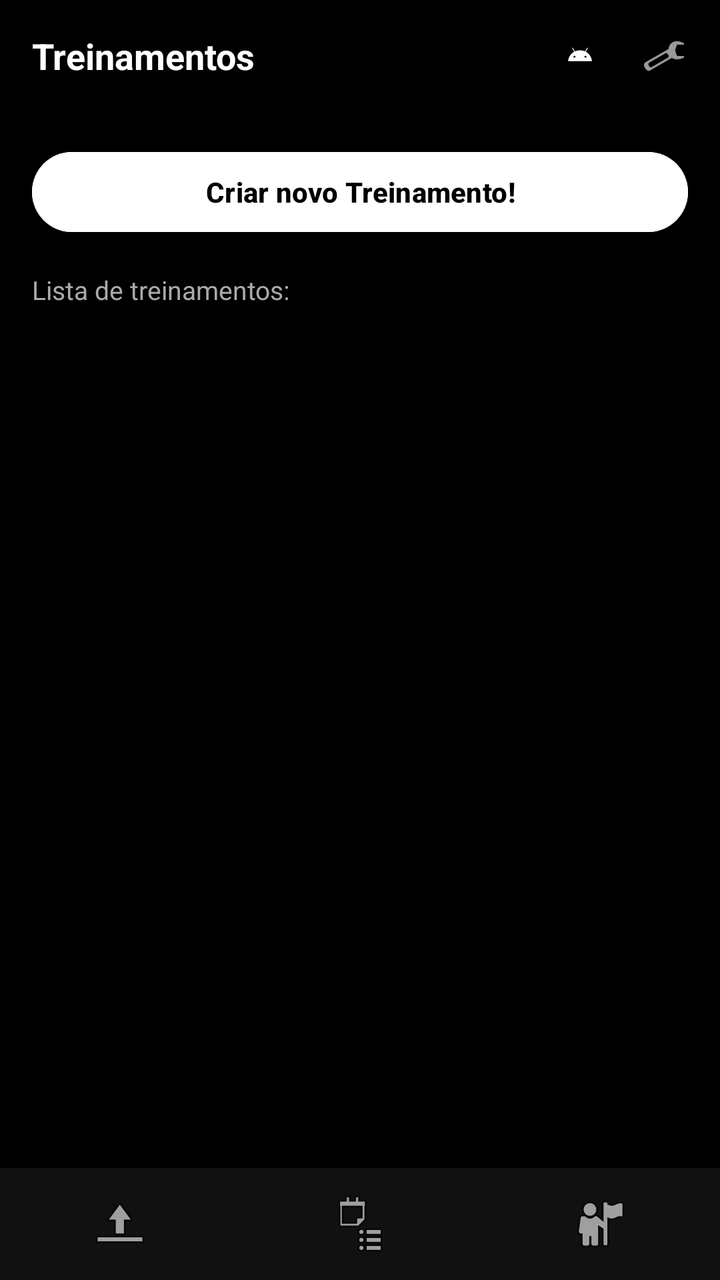
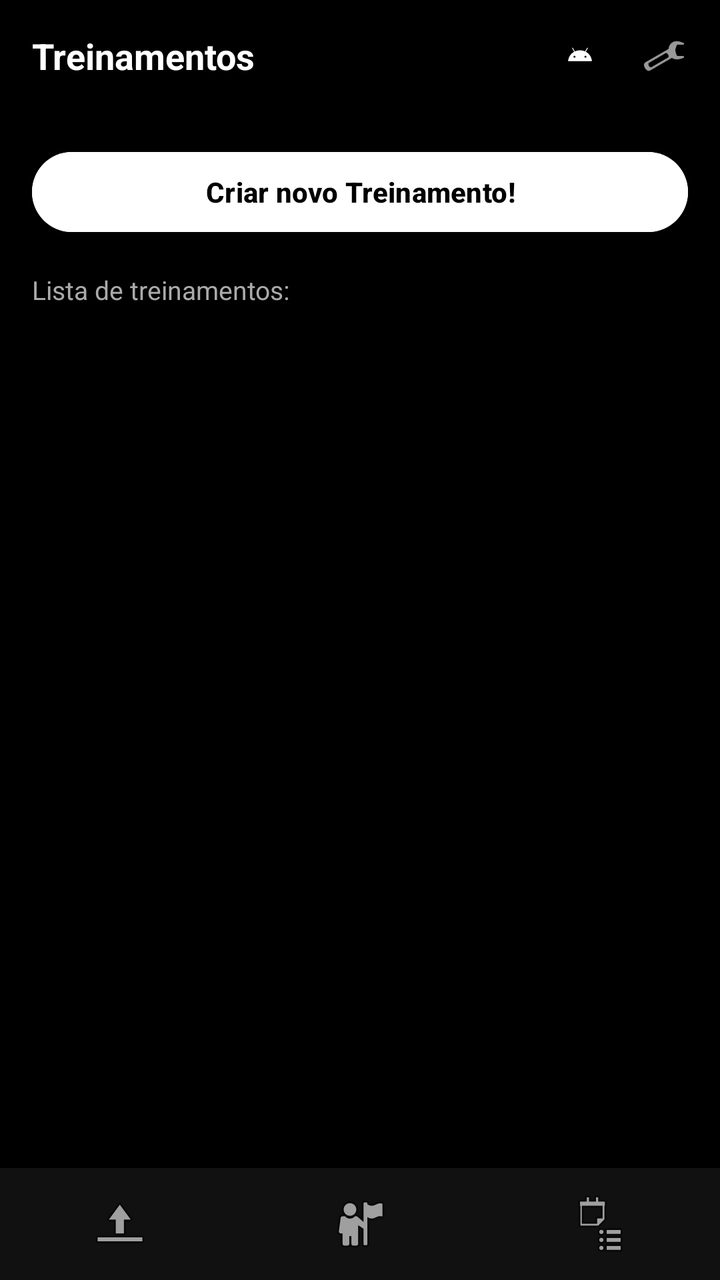

Screens rendered from an Android XML layout before and after an edit, with the pre-edit source and the edit as a unified diff.
<!-- AndroidManifest.xml: application theme Theme.GymPlanner -->
<!-- res/layout/activity_split_list.xml -->
<?xml version="1.0" encoding="utf-8"?>
<LinearLayout xmlns:android="http://schemas.android.com/apk/res/android"
    android:layout_width="match_parent"
    android:layout_height="match_parent"
    android:orientation="vertical"
    android:background="#000000">

    
    <LinearLayout
        android:layout_width="match_parent"
        android:layout_height="56dp"
        android:orientation="horizontal"
        android:gravity="center_vertical"
        android:paddingStart="16dp"
        android:paddingEnd="16dp"
        android:background="#000000">

        <TextView
            android:layout_width="0dp"
            android:layout_height="wrap_content"
            android:layout_weight="1"
            android:text="Treinamentos"
            android:textColor="#FFFFFF"
            android:textSize="18sp"
            android:textStyle="bold" />

        <ImageView
            android:layout_width="28dp"
            android:layout_height="28dp"
            android:src="@drawable/ic_launcher_foreground"
            android:contentDescription="Logo"
            android:layout_marginEnd="16dp" />

        <ImageView
            android:id="@+id/btnConfiguracoes"
            android:layout_width="24dp"
            android:layout_height="24dp"
            android:src="@android:drawable/ic_menu_manage"
            android:contentDescription="Configurações" />

    </LinearLayout>

    
    <Button
        android:id="@+id/btnCriarNovoSplit"
        android:layout_width="match_parent"
        android:layout_height="48dp"
        android:text="Criar novo Treinamento!"
        android:textColor="#000000"
        android:backgroundTint="#FFFFFF"
        android:textStyle="bold"
        android:layout_margin="16dp" />

    
    <TextView
        android:layout_width="wrap_content"
        android:layout_height="wrap_content"
        android:text="Lista de treinamentos:"
        android:textColor="#AAAAAA"
        android:textSize="13sp"
        android:paddingStart="16dp"
        android:paddingBottom="8dp" />

    
    <ListView
        android:id="@+id/lvSplitList"
        android:layout_width="match_parent"
        android:layout_height="0dp"
        android:layout_weight="1"
        android:padding="16dp"
        android:clipToPadding="false"
        android:divider="@null"
        android:dividerHeight="0dp" />

    
    <LinearLayout
        android:layout_width="match_parent"
        android:layout_height="56dp"
        android:orientation="horizontal"
        android:background="#111111"
        android:gravity="center">

        <ImageButton
            android:id="@+id/btnNavTreino"
            android:layout_width="0dp"
            android:layout_height="match_parent"
            android:layout_weight="1"
            android:src="@android:drawable/ic_menu_upload"
            android:background="@null"
            android:contentDescription="Iniciar Treino" />

        <ImageButton
            android:id="@+id/btnNavHistory"
            android:layout_width="0dp"
            android:layout_height="match_parent"
            android:layout_weight="1"
            android:src="@android:drawable/ic_menu_agenda"
            android:background="@null"
            android:contentDescription="Home" />

        <ImageButton
            android:id="@+id/btnNavSplit"
            android:layout_width="0dp"
            android:layout_height="match_parent"
            android:layout_weight="1"
            android:src="@android:drawable/ic_menu_myplaces"
            android:background="@null"
            android:contentDescription="Perfil" />

    </LinearLayout>

</LinearLayout>
<!-- resources referenced by this layout -->
<resources>
  <!-- drawable ic_launcher_foreground (drawable) -->
  <vector xmlns:android="http://schemas.android.com/apk/res/android"
      xmlns:aapt="http://schemas.android.com/aapt"
      android:width="108dp"
      android:height="108dp"
      android:viewportWidth="108"
      android:viewportHeight="108">
      <path android:pathData="M31,63.928c0,0 6.4,-11 12.1,-13.1c7.2,-2.6 26,-1.4 26,-1.4l38.1,38.1L107,108.928l-32,-1L31,63.928z">
          <aapt:attr name="android:fillColor">
              <gradient
                  android:endX="85.84757"
                  android:endY="92.4963"
                  android:startX="42.9492"
                  android:startY="49.59793"
                  android:type="linear">
                  <item
                      android:color="#44000000"
                      android:offset="0.0" />
                  <item
                      android:color="#00000000"
                      android:offset="1.0" />
              </gradient>
          </aapt:attr>
      </path>
      <path
          android:fillColor="#FFFFFF"
          android:fillType="nonZero"
          android:pathData="M65.3,45.828l3.8,-6.6c0.2,-0.4 0.1,-0.9 -0.3,-1.1c-0.4,-0.2 -0.9,-0.1 -1.1,0.3l-3.9,6.7c-6.3,-2.8 -13.4,-2.8 -19.7,0l-3.9,-6.7c-0.2,-0.4 -0.7,-0.5 -1.1,-0.3C38.8,38.328 38.7,38.828 38.9,39.228l3.8,6.6C36.2,49.428 31.7,56.028 31,63.928h46C76.3,56.028 71.8,49.428 65.3,45.828zM43.4,57.328c-0.8,0 -1.5,-0.5 -1.8,-1.2c-0.3,-0.7 -0.1,-1.5 0.4,-2.1c0.5,-0.5 1.4,-0.7 2.1,-0.4c0.7,0.3 1.2,1 1.2,1.8C45.3,56.528 44.5,57.328 43.4,57.328L43.4,57.328zM64.6,57.328c-0.8,0 -1.5,-0.5 -1.8,-1.2s-0.1,-1.5 0.4,-2.1c0.5,-0.5 1.4,-0.7 2.1,-0.4c0.7,0.3 1.2,1 1.2,1.8C66.5,56.528 65.6,57.328 64.6,57.328L64.6,57.328z"
          android:strokeWidth="1"
          android:strokeColor="#00000000" />
  </vector>
  <style name="Theme.GymPlanner" parent="Base.Theme.GymPlanner" />
  <style name="Base.Theme.GymPlanner" parent="Theme.Material3.DayNight.NoActionBar">
          
          
      </style>
</resources>

<!-- the commit's change to res/layout/activity_split_list.xml (unified diff, before → after) -->
@@ -94,7 +94,7 @@
             android:layout_width="0dp"
             android:layout_height="match_parent"
             android:layout_weight="1"
-            android:src="@android:drawable/ic_menu_agenda"
+            android:src="@android:drawable/ic_menu_myplaces"
             android:background="@null"
             android:contentDescription="Home" />
 
@@ -103,10 +103,9 @@
             android:layout_width="0dp"
             android:layout_height="match_parent"
             android:layout_weight="1"
-            android:src="@android:drawable/ic_menu_myplaces"
+            android:src="@android:drawable/ic_menu_agenda"
             android:background="@null"
             android:contentDescription="Perfil" />
-
     </LinearLayout>
 
 </LinearLayout>
